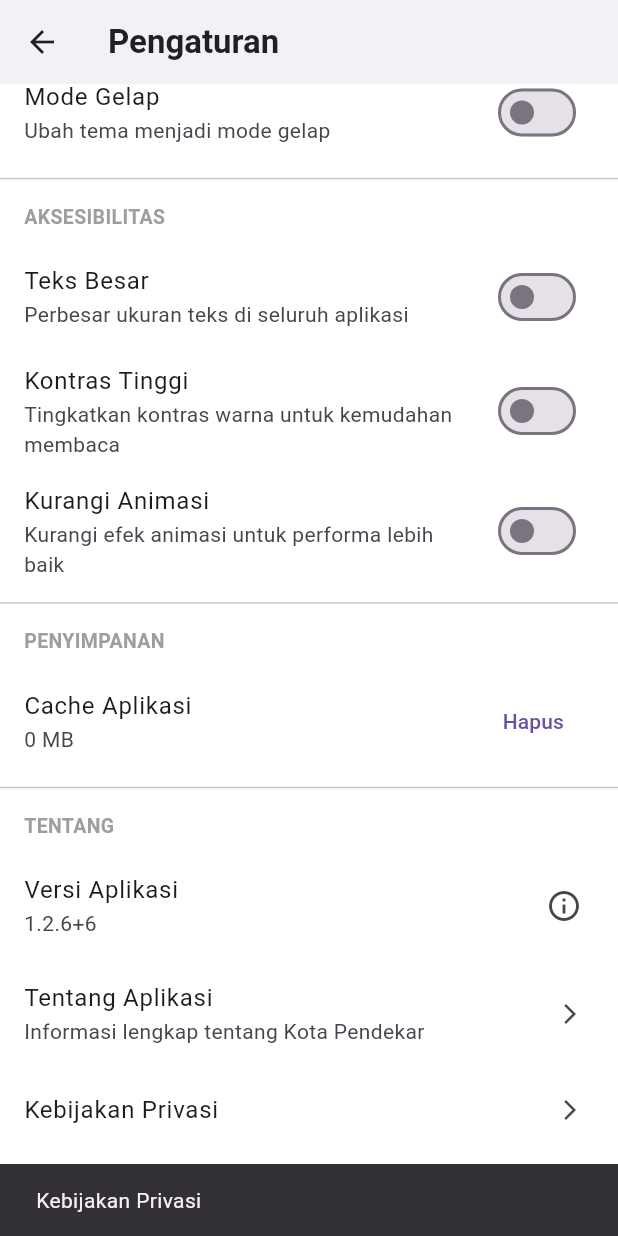
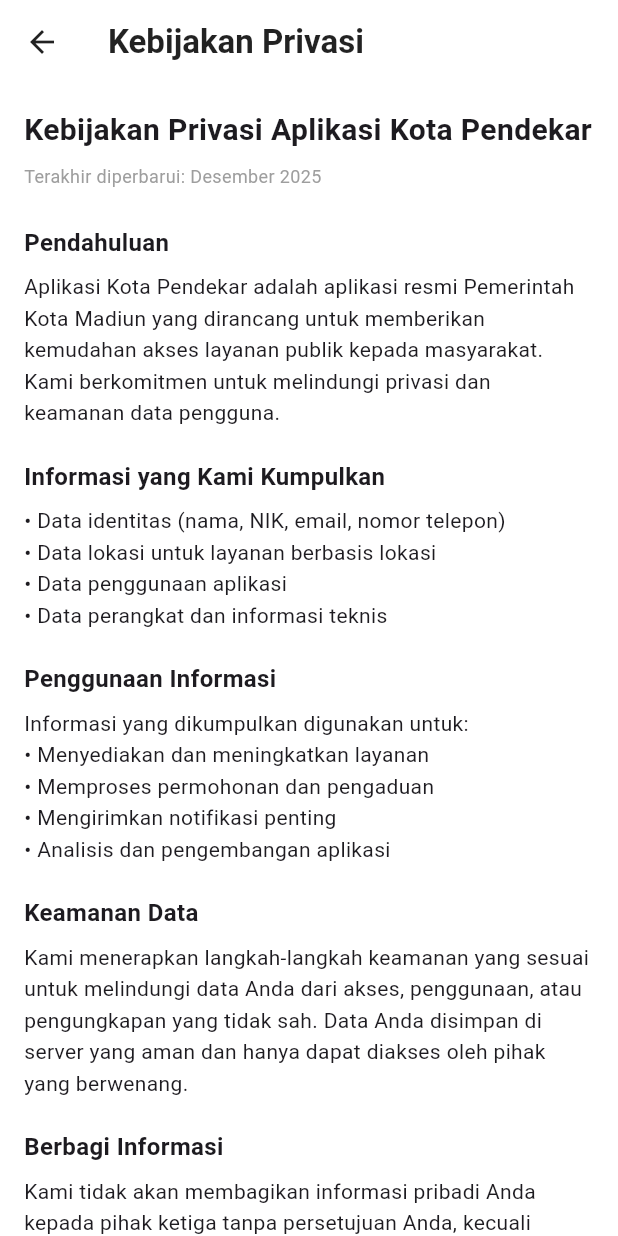
Before and after one commit to arezyhs/Aplikasi-Kota-Pendekar, a Flutter app: the SettingsScreen screen opened directly, scrolled down 132 dp, after a tap on "Kebijakan Privasi", on a phone screen of 412 x 824 dp. Run offline on Flutter 3.47's test engine with Material 3 defaults, Android fonts, the phone set to English and light mode, and no system bars; our stand-ins replace animated_splash_screen, carousel_slider, flutter_svg, font_awesome_flutter, just_audio, marquee and 4 more; missing offline and left inert: audio_session, flutter_downloader, flutter_inappwebview, siri_wave; accounts and stored records are empty; network calls fail; statements that could not run were skipped.

Commit message:
feat: Add Privacy Policy and Terms & Conditions screens with navigation

```diff
--- /dev/null
+++ b/lib/screens/settings/privacy_policy_page.dart
@@ -0,0 +1,116 @@
+import 'package:flutter/material.dart';
+
+class PrivacyPolicyPage extends StatelessWidget {
+  const PrivacyPolicyPage({Key? key}) : super(key: key);
+
+  @override
+  Widget build(BuildContext context) {
+    return Scaffold(
+      appBar: AppBar(
+        title: const Text(
+          'Kebijakan Privasi',
+          style: TextStyle(
+            color: Colors.black87,
+            fontWeight: FontWeight.w700,
+          ),
+        ),
+        backgroundColor: Colors.white,
+        elevation: 0,
+        iconTheme: const IconThemeData(color: Colors.black87),
+      ),
+      body: SingleChildScrollView(
+        padding: const EdgeInsets.all(16),
+        child: Column(
+          crossAxisAlignment: CrossAxisAlignment.start,
+          children: [
+            const Text(
+              'Kebijakan Privasi Aplikasi Kota Pendekar',
+              style: TextStyle(
+                fontSize: 20,
+                fontWeight: FontWeight.bold,
+              ),
+            ),
+            const SizedBox(height: 8),
+            const Text(
+              'Terakhir diperbarui: Desember 2025',
+              style: TextStyle(
+                fontSize: 12,
+                color: Colors.grey,
+              ),
+            ),
+            const SizedBox(height: 24),
+            _buildSection(
+              'Pendahuluan',
+              'Aplikasi Kota Pendekar adalah aplikasi resmi Pemerintah Kota Madiun yang dirancang untuk memberikan kemudahan akses layanan publik kepada masyarakat. Kami berkomitmen untuk melindungi privasi dan keamanan data pengguna.',
+            ),
+            _buildSection(
+              'Informasi yang Kami Kumpulkan',
+              '• Data identitas (nama, NIK, email, nomor telepon)\n'
+                  '• Data lokasi untuk layanan berbasis lokasi\n'
+                  '• Data penggunaan aplikasi\n'
+                  '• Data perangkat dan informasi teknis',
+            ),
+            _buildSection(
+              'Penggunaan Informasi',
+              'Informasi yang dikumpulkan digunakan untuk:\n'
+                  '• Menyediakan dan meningkatkan layanan\n'
+                  '• Memproses permohonan dan pengaduan\n'
+                  '• Mengirimkan notifikasi penting\n'
+                  '• Analisis dan pengembangan aplikasi',
+            ),
+            _buildSection(
+              'Keamanan Data',
+              'Kami menerapkan langkah-langkah keamanan yang sesuai untuk melindungi data Anda dari akses, penggunaan, atau pengungkapan yang tidak sah. Data Anda disimpan di server yang aman dan hanya dapat diakses oleh pihak yang berwenang.',
+            ),
+            _buildSection(
+              'Berbagi Informasi',
+              'Kami tidak akan membagikan informasi pribadi Anda kepada pihak ketiga tanpa persetujuan Anda, kecuali diwajibkan oleh hukum atau untuk keperluan pelayanan publik yang sah.',
+            ),
+            _buildSection(
+              'Hak Pengguna',
+              'Anda memiliki hak untuk:\n'
+                  '• Mengakses dan memperbarui data pribadi Anda\n'
+                  '• Meminta penghapusan data\n'
+                  '• Menarik persetujuan penggunaan data\n'
+                  '• Mengajukan keluhan terkait privasi',
+            ),
+            _buildSection(
+              'Hubungi Kami',
+              'Jika Anda memiliki pertanyaan tentang Kebijakan Privasi ini, silakan hubungi:\n\n'
+                  'Pemerintah Kota Madiun\n'
+                  'Email: diskominfo@madiunkota.go.id\n'
+                  'Telepon: (0351) 464197',
+            ),
+            const SizedBox(height: 24),
+          ],
+        ),
+      ),
+    );
+  }
+
+  Widget _buildSection(String title, String content) {
+    return Padding(
+      padding: const EdgeInsets.only(bottom: 20),
+      child: Column(
+        crossAxisAlignment: CrossAxisAlignment.start,
+        children: [
+          Text(
+            title,
+            style: const TextStyle(
+              fontSize: 16,
+              fontWeight: FontWeight.bold,
+            ),
+          ),
+          const SizedBox(height: 8),
+          Text(
+            content,
+            style: const TextStyle(
+              fontSize: 14,
+              height: 1.5,
+            ),
+          ),
+        ],
+      ),
+    );
+  }
+}
--- a/lib/screens/settings/settings_screen.dart
+++ b/lib/screens/settings/settings_screen.dart
@@ -1,6 +1,8 @@
 import 'package:flutter/material.dart';
 import 'package:pendekar/utils/services/local_storage_service.dart';
 import 'package:pendekar/utils/accessibility_provider.dart';
+import 'package:pendekar/screens/settings/privacy_policy_page.dart';
+import 'package:pendekar/screens/settings/terms_conditions_page.dart';
 
 class SettingsScreen extends StatefulWidget {
   const SettingsScreen({Key? key}) : super(key: key);
@@ -233,9 +235,11 @@
             title: const Text('Kebijakan Privasi'),
             trailing: const Icon(Icons.arrow_forward_ios, size: 16),
             onTap: () {
-              // Navigate to privacy policy
-              ScaffoldMessenger.of(context).showSnackBar(
-                const SnackBar(content: Text('Kebijakan Privasi')),
+              Navigator.push(
+                context,
+                MaterialPageRoute(
+                  builder: (context) => const PrivacyPolicyPage(),
+                ),
               );
             },
           ),
@@ -243,9 +247,11 @@
             title: const Text('Syarat & Ketentuan'),
             trailing: const Icon(Icons.arrow_forward_ios, size: 16),
             onTap: () {
-              // Navigate to terms
-              ScaffoldMessenger.of(context).showSnackBar(
-                const SnackBar(content: Text('Syarat & Ketentuan')),
+              Navigator.push(
+                context,
+                MaterialPageRoute(
+                  builder: (context) => const TermsConditionsPage(),
+                ),
               );
             },
           ),
--- /dev/null
+++ b/lib/screens/settings/terms_conditions_page.dart
@@ -0,0 +1,129 @@
+import 'package:flutter/material.dart';
+
+class TermsConditionsPage extends StatelessWidget {
+  const TermsConditionsPage({Key? key}) : super(key: key);
+
+  @override
+  Widget build(BuildContext context) {
+    return Scaffold(
+      appBar: AppBar(
+        title: const Text(
+          'Syarat & Ketentuan',
+          style: TextStyle(
+            color: Colors.black87,
+            fontWeight: FontWeight.w700,
+          ),
+        ),
+        backgroundColor: Colors.white,
+        elevation: 0,
+        iconTheme: const IconThemeData(color: Colors.black87),
+      ),
+      body: SingleChildScrollView(
+        padding: const EdgeInsets.all(16),
+        child: Column(
+          crossAxisAlignment: CrossAxisAlignment.start,
+          children: [
+            const Text(
+              'Syarat dan Ketentuan Penggunaan',
+              style: TextStyle(
+                fontSize: 20,
+                fontWeight: FontWeight.bold,
+              ),
+            ),
+            const SizedBox(height: 8),
+            const Text(
+              'Aplikasi Kota Pendekar',
+              style: TextStyle(
+                fontSize: 14,
+                color: Colors.grey,
+              ),
+            ),
+            const SizedBox(height: 24),
+            _buildSection(
+              'Penerimaan Syarat',
+              'Dengan mengunduh, menginstal, dan menggunakan Aplikasi Kota Pendekar, Anda setuju untuk terikat oleh syarat dan ketentuan berikut. Jika Anda tidak setuju, mohon untuk tidak menggunakan aplikasi ini.',
+            ),
+            _buildSection(
+              'Penggunaan Aplikasi',
+              '• Aplikasi ini disediakan untuk memudahkan akses masyarakat terhadap layanan publik Kota Madiun\n'
+                  '• Pengguna harus berusia minimal 17 tahun atau memiliki izin orang tua/wali\n'
+                  '• Dilarang menggunakan aplikasi untuk tujuan ilegal atau melanggar hukum\n'
+                  '• Pengguna bertanggung jawab atas keakuratan informasi yang diberikan',
+            ),
+            _buildSection(
+              'Akun Pengguna',
+              '• Anda bertanggung jawab untuk menjaga kerahasiaan informasi akun Anda\n'
+                  '• Setiap aktivitas yang dilakukan melalui akun Anda adalah tanggung jawab Anda\n'
+                  '• Segera laporkan jika terjadi penggunaan tidak sah atas akun Anda\n'
+                  '• Pemerintah Kota Madiun berhak menonaktifkan akun yang melanggar ketentuan',
+            ),
+            _buildSection(
+              'Layanan yang Tersedia',
+              'Aplikasi menyediakan berbagai layanan publik termasuk namun tidak terbatas pada:\n'
+                  '• Informasi dan berita daerah\n'
+                  '• Pengaduan masyarakat\n'
+                  '• Layanan administrasi online\n'
+                  '• Layanan kesehatan dan pendidikan\n'
+                  '• Layanan ASN',
+            ),
+            _buildSection(
+              'Pembatasan Tanggung Jawab',
+              'Pemerintah Kota Madiun tidak bertanggung jawab atas:\n'
+                  '• Gangguan teknis atau kegagalan sistem\n'
+                  '• Kesalahan atau kelalaian dalam konten\n'
+                  '• Kerugian yang timbul dari penggunaan aplikasi\n'
+                  '• Ketersediaan layanan yang berkelanjutan',
+            ),
+            _buildSection(
+              'Hak Kekayaan Intelektual',
+              'Semua konten, fitur, dan fungsi aplikasi ini adalah milik Pemerintah Kota Madiun dan dilindungi oleh hukum kekayaan intelektual yang berlaku.',
+            ),
+            _buildSection(
+              'Perubahan Syarat',
+              'Kami berhak mengubah syarat dan ketentuan ini sewaktu-waktu. Perubahan akan berlaku setelah dipublikasikan dalam aplikasi. Penggunaan berkelanjutan setelah perubahan berarti Anda menyetujui perubahan tersebut.',
+            ),
+            _buildSection(
+              'Hukum yang Berlaku',
+              'Syarat dan ketentuan ini tunduk pada hukum Republik Indonesia. Setiap perselisihan akan diselesaikan melalui pengadilan yang berwenang di Indonesia.',
+            ),
+            _buildSection(
+              'Kontak',
+              'Untuk pertanyaan mengenai Syarat & Ketentuan, hubungi:\n\n'
+                  'Dinas Komunikasi dan Informatika\n'
+                  'Pemerintah Kota Madiun\n'
+                  'Email: diskominfo@madiunkota.go.id\n'
+                  'Telepon: (0351) 464197',
+            ),
+            const SizedBox(height: 24),
+          ],
+        ),
+      ),
+    );
+  }
+
+  Widget _buildSection(String title, String content) {
+    return Padding(
+      padding: const EdgeInsets.only(bottom: 20),
+      child: Column(
+        crossAxisAlignment: CrossAxisAlignment.start,
+        children: [
+          Text(
+            title,
+            style: const TextStyle(
+              fontSize: 16,
+              fontWeight: FontWeight.bold,
+            ),
+          ),
+          const SizedBox(height: 8),
+          Text(
+            content,
+            style: const TextStyle(
+              fontSize: 14,
+              height: 1.5,
+            ),
+          ),
+        ],
+      ),
+    );
+  }
+}
```
